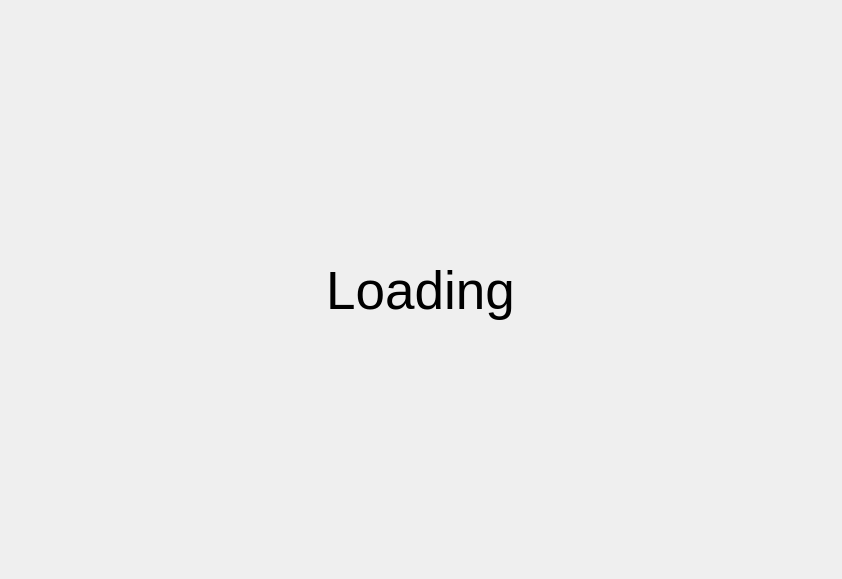
Qt form FunctionLib_UI/ui_processing.ui (PoJenCheng/AitherBot_V2.1) before a commit.
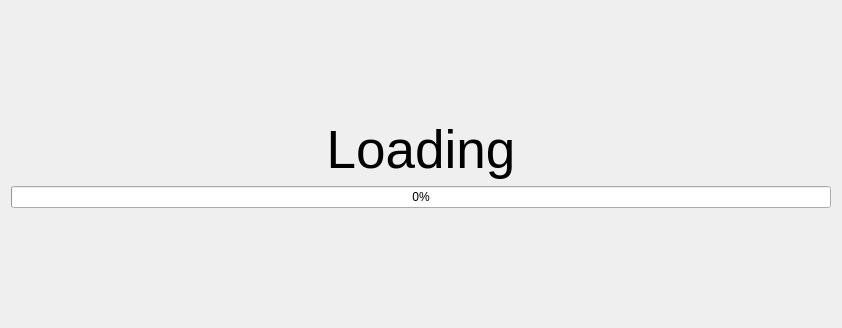
The same form after that commit.

Diff of the .ui file:
```diff
--- a/FunctionLib_UI/ui_processing.ui
+++ b/FunctionLib_UI/ui_processing.ui
@@ -7,7 +7,7 @@
     <x>0</x>
     <y>0</y>
     <width>842</width>
-    <height>579</height>
+    <height>328</height>
    </rect>
   </property>
   <property name="windowTitle">
@@ -18,18 +18,17 @@
 background-color:rgba(0,0,0,120);
 }</string>
   </property>
-  <widget class="QWidget" name="gridLayoutWidget">
-   <property name="geometry">
-    <rect>
-     <x>10</x>
-     <y>10</y>
-     <width>821</width>
-     <height>561</height>
-    </rect>
-   </property>
+  <layout class="QGridLayout" name="gridLayout_2">
+   <item row="0" column="0">
    <layout class="QGridLayout" name="gridLayout">
-    <item row="0" column="0">
+     <item row="1" column="0">
      <widget class="QLabel" name="label_Processing">
+       <property name="maximumSize">
+        <size>
+         <width>16777215</width>
+         <height>300</height>
+        </size>
+       </property>
       <property name="font">
        <font>
         <pointsize>40</pointsize>
@@ -46,8 +45,42 @@
       </property>
      </widget>
     </item>
-   </layout>
-  </widget>
+     <item row="2" column="0">
+      <widget class="QProgressBar" name="pgbLoadDIcom">
+       <property name="value">
+        <number>0</number>
+       </property>
+      </widget>
+     </item>
+     <item row="3" column="0">
+      <spacer name="verticalSpacer">
+       <property name="orientation">
+        <enum>Qt::Vertical</enum>
+       </property>
+       <property name="sizeHint" stdset="0">
+        <size>
+         <width>20</width>
+         <height>40</height>
+        </size>
+       </property>
+      </spacer>
+     </item>
+     <item row="0" column="0">
+      <spacer name="verticalSpacer_2">
+       <property name="orientation">
+        <enum>Qt::Vertical</enum>
+       </property>
+       <property name="sizeHint" stdset="0">
+        <size>
+         <width>20</width>
+         <height>40</height>
+        </size>
+       </property>
+      </spacer>
+     </item>
+    </layout>
+   </item>
+  </layout>
  </widget>
  <resources/>
  <connections/>
```
Lines whose indentation alone changed are shown as unchanged.
